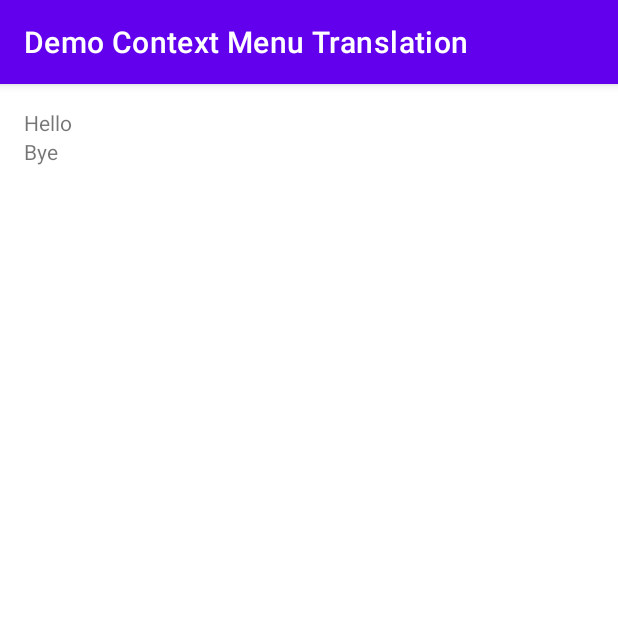
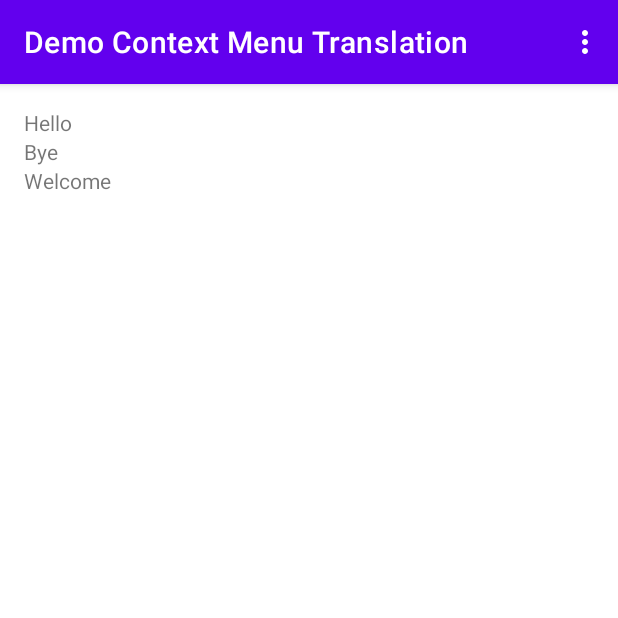
Before and after one commit to LowHongTeck/P06-DemoContextMenuTranslation, an Android app: the screen it shows after launch (MainActivity), on a phone screen of 412 x 824 dp, the top half of it. Run offline under Robolectric (Android 15) with nearby library versions, the phone set to English and light mode, and no system bars.

Commit message:
v2 (Added menu_main & welcome translated text)

```diff
--- a/app/src/main/res/layout/activity_main.xml
+++ b/app/src/main/res/layout/activity_main.xml
@@ -16,4 +16,10 @@
         android:layout_width="match_parent"
         android:layout_height="wrap_content"
         android:text="@string/bye" />
+
+    <TextView
+        android:id="@+id/textViewTranslatedText3"
+        android:layout_width="match_parent"
+        android:layout_height="wrap_content"
+        android:text="@string/welcome" />
 </LinearLayout>
--- /dev/null
+++ b/app/src/main/res/menu/menu_main.xml
@@ -0,0 +1,16 @@
+<?xml version="1.0" encoding="utf-8"?>
+<menu xmlns:android="http://schemas.android.com/apk/res/android">
+    <item
+        android:id="@+id/EnglishSelection"
+        android:orderInCategory="100"
+        android:title="@string/english" />
+    <item
+        android:id="@+id/italianSelection"
+        android:orderInCategory="101"
+        android:title="@string/italian" />
+
+    <item
+        android:id="@+id/FrenchSelection"
+        android:orderInCategory="102"
+        android:title="@string/french" />
+</menu>
--- a/app/src/main/res/values/strings.xml
+++ b/app/src/main/res/values/strings.xml
@@ -2,4 +2,8 @@
     <string name="app_name">Demo Context Menu Translation</string>
     <string name="hello">Hello</string>
     <string name="bye">Bye</string>
+    <string name="english">English</string>
+    <string name="italian">Italian</string>
+    <string name="french">French</string>
+    <string name="welcome">Welcome</string>
 </resources>
```
Also changed, not shown: app/src/main/java/sg/edu/rp/c346/id20043679/democontextmenutranslation/MainActivity.java (+64 -5 lines).
